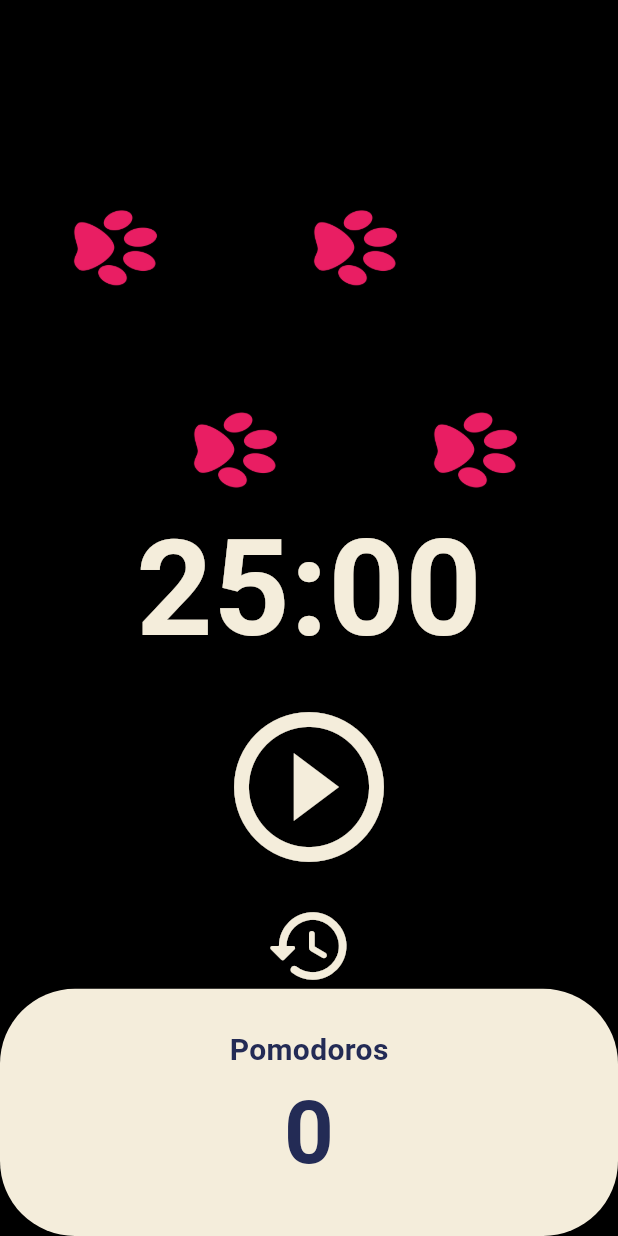
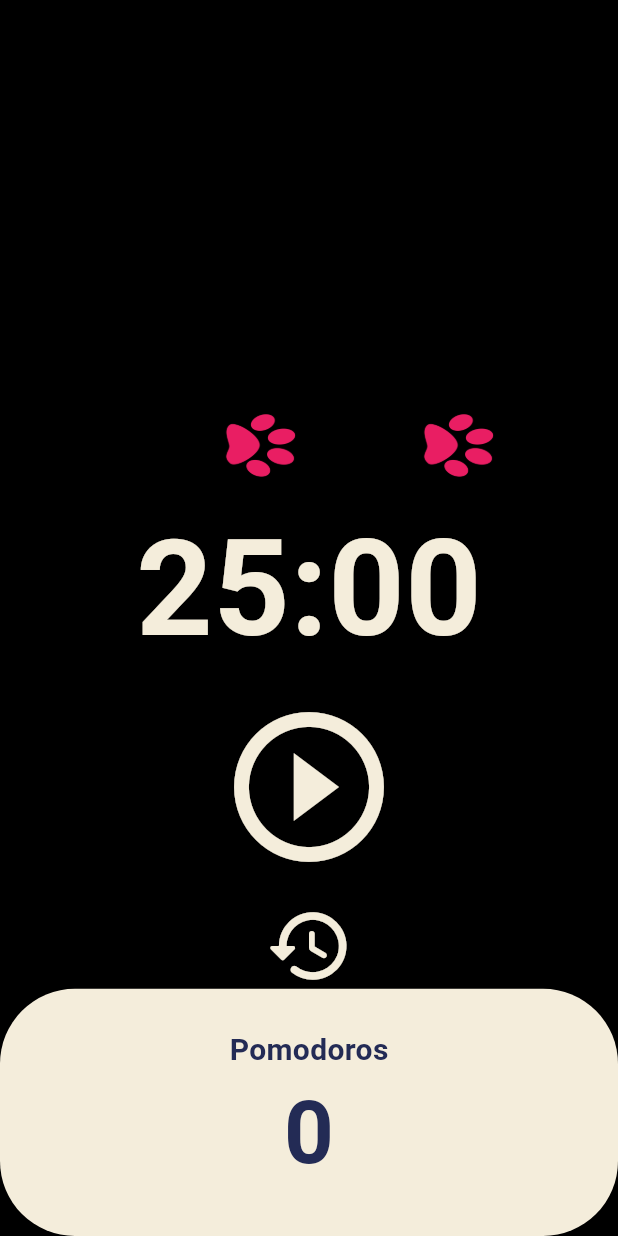
Before and after one commit to recorder12/metronome_app, a Flutter app: the screen it shows after launch, on a phone screen of 412 x 824 dp. Run offline on Flutter 3.47's test engine with Material 3 defaults, Android fonts, the phone set to English and light mode, and no system bars.

Commit message:
add List of containers and visibility

```diff
--- a/lib/screens/home_screen.dart
+++ b/lib/screens/home_screen.dart
@@ -18,6 +18,7 @@ class _HomeScreenState extends State<HomeScreen> {
   int division = 4;
   bool isRunning = false;
   int totalPomodoros = 0;
+  int selectedIndex = 0;
   late Timer timer;
 
   void onTick(Timer timer) {
@@ -67,6 +68,27 @@ class _HomeScreenState extends State<HomeScreen> {
 
   @override
   Widget build(BuildContext context) {
+    List<Container> paws = List.generate(
+      division,
+      (index) => Container(
+        alignment: index % 2 == 0 ? Alignment.center : Alignment.bottomCenter,
+        margin: const EdgeInsets.all(8),
+        child: Visibility(
+          visible: index % 2 != 0,
+          maintainSize: true,
+          maintainSemantics: true,
+          maintainState: true,
+          maintainAnimation: true,
+          child: Image.asset(
+            'assets/cat-paw.png',
+            width: 50,
+            height: 50,
+            color: Colors.pink,
+          ),
+        ),
+      ),
+    );
+
     return Scaffold(
       backgroundColor: Theme.of(context).colorScheme.background,
       body: Column(
@@ -78,54 +100,7 @@ class _HomeScreenState extends State<HomeScreen> {
               child: Row(
                 mainAxisAlignment: MainAxisAlignment.center,
                 children: [
-                  Container(
-                    alignment: Alignment.center,
-                    child: Image.asset(
-                      'assets/cat-paw.png',
-                      width: 60,
-                      height: 60,
-                      color: Colors.pink,
-                    ),
-                  ),
-                  const SizedBox(
-                    width: 20,
-                  ),
-                  Container(
-                    alignment: Alignment.bottomCenter,
-                    child: Image.asset(
-                      'assets/cat-paw.png',
-                      width: 60,
-                      height: 60,
-                      color: Colors.pink,
-                    ),
-                  ),
-                  const SizedBox(
-                    width: 20,
-                  ),
-                  Container(
-                    alignment: Alignment.center,
-                    child: Image.asset(
-                      'assets/cat-paw.png',
-                      width: 60,
-                      height: 60,
-                      color: Colors.pink,
-                    ),
-                  ),
-                  const SizedBox(
-                    width: 20,
-                  ),
-                  Container(
-                    alignment: Alignment.bottomCenter,
-                    child: Image.asset(
-                      'assets/cat-paw.png',
-                      width: 60,
-                      height: 60,
-                      color: Colors.pink,
-                    ),
-                  ),
-                  const SizedBox(
-                    width: 20,
-                  ),
+                  ...paws,
                 ],
               ),
             ),
```
Also changed, not shown: 3 other files.
